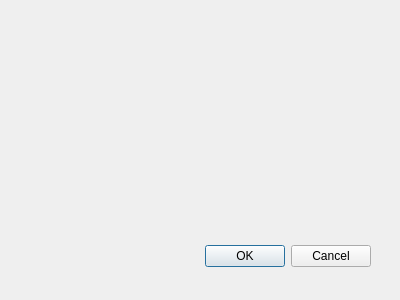
Above: qgis_ai_agent/qgis_ai_agent_dialog_base.ui from kodeezabdullah/qgis-ai-agent before the change. Below: the same form after it.
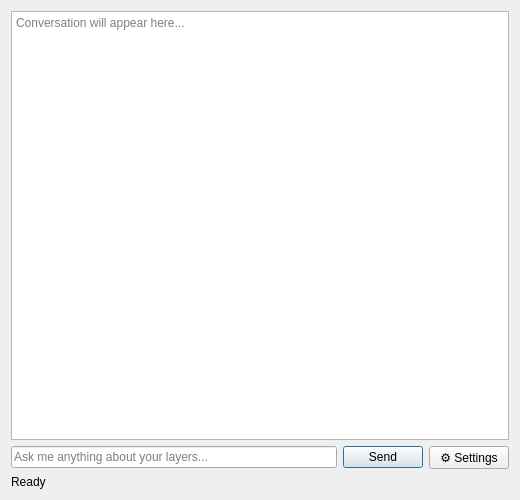
That is the form after the change.

Commit message:
feat: complete QGIS AI Agent v0.1
- 50+ QGIS tools (vector, raster, styling, export, image processing)
- Gemini-style chat UI with QWebEngineView dockable panel
- OpenRouter API integration with 4-model fallback chain
- Conversation memory across messages
- Self-executing PyQGIS code capability
- File reading (PDF, Word, CSV, images) and generation
- First-time onboarding flow
- Custom plugin icon

```diff
--- a/qgis_ai_agent/qgis_ai_agent_dialog_base.ui
+++ b/qgis_ai_agent/qgis_ai_agent_dialog_base.ui
@@ -1,33 +1,61 @@
 <ui version="4.0" >
  <class>QgisAiAgentDialogBase</class>
- <widget class="QDialog" name="QgisAiAgentDialogBase" >
-  <property name="geometry" >
+ <widget class="QDialog" name="QgisAiAgentDialogBase">
+  <property name="geometry">
    <rect>
     <x>0</x>
     <y>0</y>
-    <width>400</width>
-    <height>300</height>
+    <width>520</width>
+    <height>500</height>
    </rect>
   </property>
   <property name="windowTitle" >
    <string>QGIS AI Agent</string>
   </property>
-  <widget class="QDialogButtonBox" name="button_box" >
-   <property name="geometry" >
-    <rect>
-     <x>30</x>
-     <y>240</y>
-     <width>341</width>
-     <height>32</height>
-    </rect>
-   </property>
-   <property name="orientation" >
-    <enum>Qt::Horizontal</enum>
-   </property>
-   <property name="standardButtons" >
-    <set>QDialogButtonBox::Cancel|QDialogButtonBox::Ok</set>
-   </property>
-  </widget>
+  <layout class="QVBoxLayout" name="mainLayout">
+   <item>
+    <widget class="QTextEdit" name="chat_output">
+     <property name="readOnly">
+      <bool>true</bool>
+     </property>
+     <property name="placeholderText">
+      <string>Conversation will appear here...</string>
+     </property>
+    </widget>
+   </item>
+   <item>
+    <layout class="QHBoxLayout" name="inputLayout">
+     <item>
+      <widget class="QLineEdit" name="user_input">
+       <property name="placeholderText">
+        <string>Ask me anything about your layers...</string>
+       </property>
+      </widget>
+     </item>
+     <item>
+      <widget class="QPushButton" name="btn_send">
+       <property name="text">
+        <string>Send</string>
+       </property>
+      </widget>
+     </item>
+     <item>
+      <widget class="QPushButton" name="btn_settings">
+       <property name="text">
+        <string>⚙ Settings</string>
+       </property>
+      </widget>
+     </item>
+    </layout>
+   </item>
+   <item>
+    <widget class="QLabel" name="lbl_status">
+     <property name="text">
+      <string>Ready</string>
+     </property>
+    </widget>
+   </item>
+  </layout>
  </widget>
  <resources/>
  <connections>
```
Left out of the diff: 40 changed lines with no effect on the pictures. The commit also changes 15 other files.
